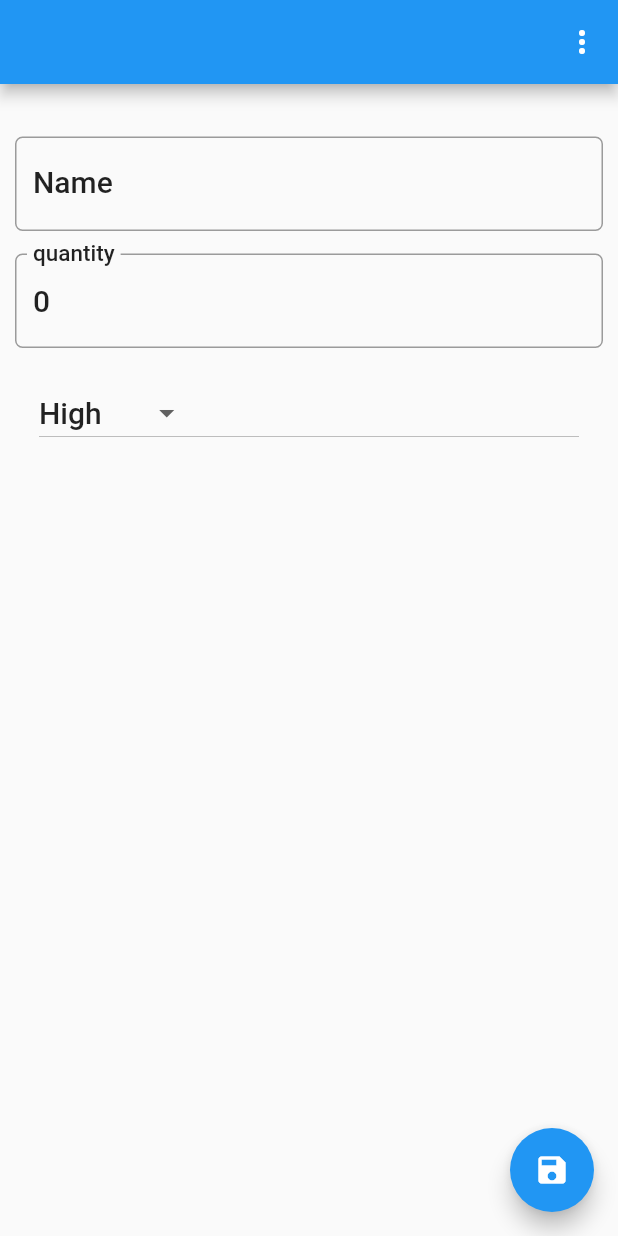
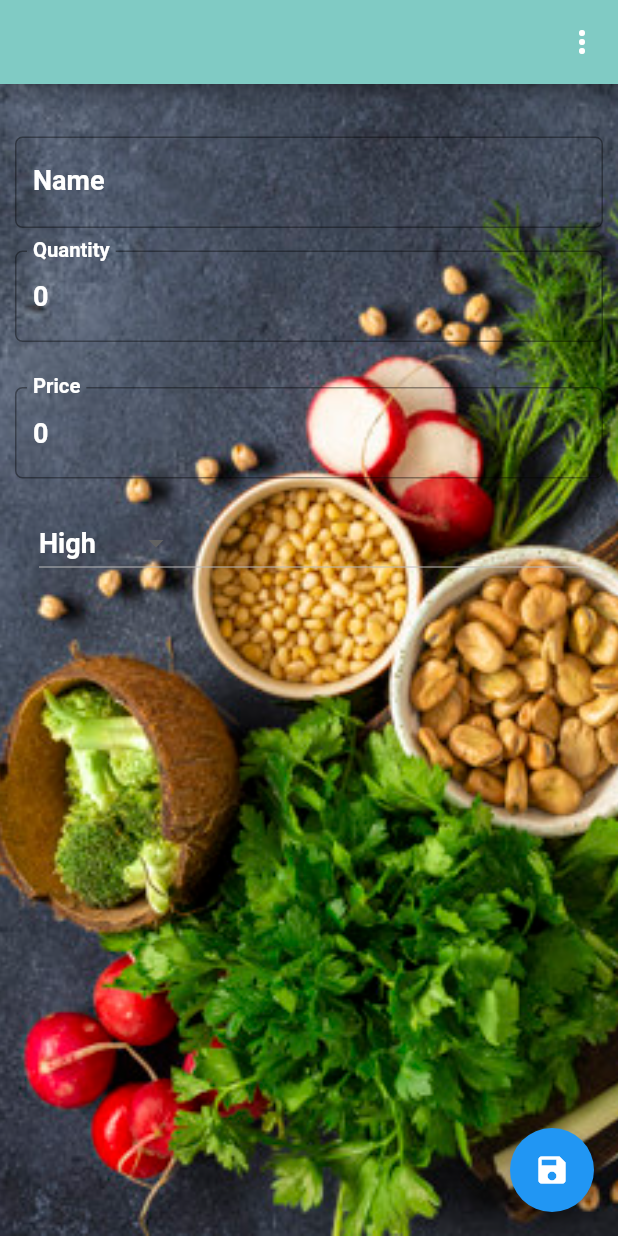
Before and after one commit to camilochavez/grocery_list_app, a Flutter app: the screen it shows after launch, after a tap on the "add" icon, on a phone screen of 412 x 824 dp. Run offline on Flutter 3.47's test engine with Material 2 defaults, Android fonts, the phone set to English and light mode, and no system bars; our stand-ins replace flutter_slidable, sqflite; accounts and stored records are empty.

Commit message:
Adding page view and styles

```diff
--- a/lib/main.dart
+++ b/lib/main.dart
@@ -1,5 +1,5 @@
 import 'package:flutter/material.dart';
-import 'package:grocery_list/screen/groceryItemSlidableList.dart';
+import 'package:grocery_list/screen/groceryPageView.dart';
 import 'package:grocery_list/util/dbhelper.dart';
 
 void main() {
@@ -33,6 +33,6 @@ class _MyHomePageState extends State<MyHomePage> {
   Widget build(BuildContext context) {
     return Scaffold(
         //body: GroceryItemList()
-        body: GroceryItemSlidableList());
+        body: GroceryPageView());
   }
 }
--- a/lib/model/groceryItem.dart
+++ b/lib/model/groceryItem.dart
@@ -20,8 +20,10 @@ class GroceryItem {
   int get id => _id;
   String get name => _name;
   int get priority => _priority;
+  // ignore: unnecessary_getters_setters
   int get quantity => _quantity;
   int get price => _price;
+  // ignore: unnecessary_getters_setters
   bool get isBought => _isBought;
 
   set name(String newName) {
@@ -36,10 +38,11 @@ class GroceryItem {
     }
   }
 
+  // ignore: unnecessary_getters_setters
   set quantity(int newQuantity) => _quantity = newQuantity;
 
   set price(int newPrice) => _price = _price = newPrice;
-
+  // ignore: unnecessary_getters_setters
   set isBought(bool newIsBought) => _isBought = newIsBought;
 
   Map<String, dynamic> toMap() {
--- a/lib/screen/groceryItemBoughtList.dart
+++ b/lib/screen/groceryItemBoughtList.dart
@@ -4,9 +4,8 @@ import 'package:grocery_list/util/dbhelper.dart';
 import 'package:grocery_list/screen/GroceryItemdetail.dart';
 
 const mnuCleanBoughItems = 'Clean Grocery Bough Items';
-const mnuGoBack = 'Go back to Grocery Items List';
 
-final List<String> choices = const <String>[mnuCleanBoughItems, mnuGoBack];
+final List<String> choices = const <String>[mnuCleanBoughItems];
 
 class GroceryItemBoughtList extends StatefulWidget {
   @override
@@ -21,13 +20,14 @@ class GroceryItemBoughtListState extends State {
   @override
   Widget build(BuildContext context) {
     if (groceryItems == null) {
-      groceryItems = List<GroceryItem>();
+      groceryItems = <GroceryItem>[];
       getData();
     }
     return Scaffold(
         appBar: AppBar(
           title: Text('Grocery Bough Items List'),
           automaticallyImplyLeading: false,
+          backgroundColor: Colors.teal[200],
           actions: <Widget>[
             PopupMenuButton(
               onSelected: select,
@@ -40,25 +40,52 @@ class GroceryItemBoughtListState extends State {
             )
           ],
         ),
-      body: groceryItemList(),
-    );
+        body: Container(
+            decoration: BoxDecoration(
+              image: DecorationImage(
+                image: AssetImage("images/fresh_vegetables.jpg"),
+                fit: BoxFit.cover,
+              ),
+            ),
+            child: groceryItemList()));
   }
 
   ListView groceryItemList() {
+    TextStyle textStyleTitle = TextStyle(
+        fontWeight: FontWeight.bold,
+        color: Colors.teal[900],
+        fontSize: 18.0,
+        decorationThickness: 3.0,
+        decoration: TextDecoration.underline,
+        shadows: [
+          BoxShadow(
+              color: Colors.white24, blurRadius: 5.0, offset: Offset(3.0, 3.0))
+        ]);
+    TextStyle textStyleSubTitle = TextStyle(
+        fontWeight: FontWeight.bold,
+        backgroundColor: Colors.white24,
+        color: Colors.teal[900],
+        fontSize: 15.0,
+        decorationThickness: 3.0,
+        decoration: TextDecoration.underline,
+        shadows: [
+          BoxShadow(
+              color: Colors.white, blurRadius: 5.0, offset: Offset(3.0, 3.0))
+        ]);
     return ListView.builder(
       itemCount: count,
       itemBuilder: (BuildContext context, int position) {
         return Card(
-          color: Colors.white,
+          color: Colors.white38,
           elevation: 2.0,
           child: ListTile(
             leading: CircleAvatar(
                 backgroundColor: getColor(this.groceryItems[position].priority),
-                child: Text(this.groceryItems[position].priority.toString())),
-            title: Text(this.groceryItems[position].name),
-            subtitle: Text(this.groceryItems[position].quantity.toString() +
-                " - \$" +
-                this.groceryItems[position].price.toString()),
+                child: Text(this.groceryItems[position].quantity.toString())),
+            title:
+                Text(this.groceryItems[position].name, style: textStyleTitle),
+            subtitle: Text("\$" + this.groceryItems[position].price.toString(),
+                style: textStyleSubTitle),
             onTap: () {
               navigateToDetail(this.groceryItems[position]);
             },
@@ -73,7 +100,7 @@ class GroceryItemBoughtListState extends State {
     dbFuture.then((result) {
       final groceryItemsFuture = helper.getGroceryBoughtItems();
       groceryItemsFuture.then((result) {
-        List<GroceryItem> groceryItemList = List<GroceryItem>();
+        List<GroceryItem> groceryItemList = <GroceryItem>[];
         count = result.length;
         for (int i = 0; i < count; i++) {
           groceryItemList.add(GroceryItem.fromObject(result[i]));
@@ -89,13 +116,13 @@ class GroceryItemBoughtListState extends State {
    Color getColor(int priority) {
     switch (priority) {
       case 1:
-        return Colors.red;
+        return Colors.redAccent[700];
         break;
       case 2:
-        return Colors.orange;
+        return Colors.orange[700];
         break;
       case 3:
-        return Colors.green;
+        return Colors.lightBlueAccent;
         break;
       default:
         return Colors.green;
@@ -129,14 +156,14 @@ class GroceryItemBoughtListState extends State {
                 style: TextStyle(color: Colors.white),
               ),
               actions: <Widget>[
-                FlatButton(
+                TextButton(
                   child: Text(
                     'Cancel',
                     style: TextStyle(color: Colors.white),
                   ),
                   onPressed: () => Navigator.of(context).pop(false),
                 ),
-                FlatButton(
+                TextButton(
                     child: Text(
                       'Ok',
                       style: TextStyle(color: Colors.white),
@@ -149,10 +176,6 @@ class GroceryItemBoughtListState extends State {
             );
           },
         );
-        Navigator.pop(context, true);
-        break;
-      case mnuGoBack:
-        Navigator.pop(context, true);
         break;
     }
   }
--- a/lib/screen/groceryItemDetail.dart
+++ b/lib/screen/groceryItemDetail.dart
@@ -25,16 +25,21 @@ class GroceryItemDetailState extends State {
   final _priorities = ["High", "Medium", "Low"];
   TextEditingController nameController = TextEditingController();
   TextEditingController quantityController = TextEditingController();
+  TextEditingController priceController = TextEditingController();
 
   @override
   Widget build(BuildContext context) {
     nameController.text = groceryItem.name;
     quantityController.text = groceryItem.quantity.toString();
-    TextStyle textStyle = Theme.of(context).textTheme.headline6;
+    priceController.text = groceryItem.price.toString();
+    TextStyle textStyle = TextStyle(
+        fontWeight: FontWeight.bold, color: Colors.white, fontSize: 18.0);
+
     return Scaffold(
         appBar: AppBar(
           automaticallyImplyLeading: false,
           title: Text(groceryItem.name),
+          backgroundColor: Colors.teal[200],
           actions: <Widget>[
             PopupMenuButton(
               onSelected: select,
@@ -47,7 +52,14 @@ class GroceryItemDetailState extends State {
             )
           ],
         ),
-        body: Padding(
+        body: Container(
+            decoration: BoxDecoration(
+              image: DecorationImage(
+                image: AssetImage("images/fresh_vegetables.jpg"),
+                fit: BoxFit.cover,
+              ),
+            ),
+            child: Padding(
                 padding: EdgeInsets.only(top: 35.0, left: 10.0, right: 10.0),
                 child: ListView(
                   children: <Widget>[
@@ -64,26 +76,48 @@ class GroceryItemDetailState extends State {
                       Padding(
                           padding: EdgeInsets.only(top: 15, bottom: 15.0),
                           child: TextField(
+                              keyboardType: TextInputType.number,
                               controller: quantityController,
                               style: textStyle,
                               onChanged: (value) => this.updateQuantity(),
                               decoration: InputDecoration(
-                              labelText: "quantity",
+                                  labelText: "Quantity",
                                   labelStyle: textStyle,
                                   border: OutlineInputBorder(
-                                  borderRadius: BorderRadius.circular(5.0))))),
+                                      borderRadius:
+                                          BorderRadius.circular(5.0))))),
+                      Padding(
+                          padding: EdgeInsets.only(top: 15, bottom: 15.0),
+                          child: TextField(
+                              keyboardType: TextInputType.number,
+                              controller: priceController,
+                              style: textStyle,
+                              onChanged: (value) => this.updatePrice(),
+                              decoration: InputDecoration(
+                                  labelText: "Price",
+                                  labelStyle: textStyle,
+                                  border: OutlineInputBorder(
+                                      borderRadius:
+                                          BorderRadius.circular(5.0))))),
                       ListTile(
-                      title: DropdownButton<String>(
+                          title: Container(
+                              child: new Theme(
+                                  data: Theme.of(context).copyWith(
+                                    canvasColor: Colors.blue.shade200,
+                                  ),
+                                  child: DropdownButton<String>(
                                       items: _priorities.map((String value) {
                                         return DropdownMenuItem<String>(
                                             value: value, child: Text(value));
                                       }).toList(),
                                       style: textStyle,
-                          value: retrievePriority(groceryItem.priority),
-                          onChanged: (value) => updatePriority(value)))
+                                      value: retrievePriority(
+                                          groceryItem.priority),
+                                      onChanged: (value) =>
+                                          updatePriority(value)))))
                     ])
                   ],
-            )),
+                ))),
         floatingActionButton: FloatingActionButton(
           onPressed: () {
             save();
@@ -137,8 +171,7 @@ class GroceryItemDetailState extends State {
         groceryItem.priority = 3;
         break;
     }
-    setState(() {
-    });
+    setState(() {});
   }
 
   String retrievePriority(int value) {
@@ -152,4 +185,8 @@ class GroceryItemDetailState extends State {
   void updateQuantity() {
     groceryItem.quantity = int.parse(quantityController.text);
   }
+
+  void updatePrice() {
+    groceryItem.price = int.parse(priceController.text);
   }
+}
--- /dev/null
+++ b/lib/screen/groceryPageView.dart
@@ -0,0 +1,35 @@
+import 'package:flutter/material.dart';
+import 'package:grocery_list/screen/groceryItemBoughtList.dart';
+import 'package:grocery_list/screen/groceryItemSlidableList.dart';
+
+import 'groceryItemBoughtList.dart';
+import 'groceryItemSlidableList.dart';
+
+class GroceryPageView extends StatefulWidget {
+  @override
+  _GroceryPageViewState createState() => _GroceryPageViewState();
+}
+
+class _GroceryPageViewState extends State<GroceryPageView> {
+
+  PageController _controller = PageController(
+    initialPage: 0,
+  );
+
+  @override
+  void dispose() {
+    _controller.dispose();
+    super.dispose();
+  }
+
+  @override
+  Widget build(BuildContext context) {
+    return PageView(
+      controller: _controller,
+      children: [
+        GroceryItemSlidableList(),
+        GroceryItemBoughtList()
+      ],
+    );
+  }
+}
--- a/pubspec.yaml
+++ b/pubspec.yaml
@@ -49,9 +49,8 @@ flutter:
   uses-material-design: true
 
   # To add assets to your application, add an assets section, like this:
-  # assets:
-  #   - images/a_dot_burr.jpeg
-  #   - images/a_dot_ham.jpeg
+  assets:
+     - images/fresh_vegetables.jpg
 
   # An image asset can refer to one or more resolution-specific "variants", see
   # https://flutter.dev/assets-and-images/#resolution-aware.
```
Also changed, not shown: lib/screen/groceryItemSlidableList.dart (+51 -47 lines), images/fresh_vegetables.jpg (added), pubspec.lock, 2 other files. Lines whose indentation alone changed are shown as unchanged.
